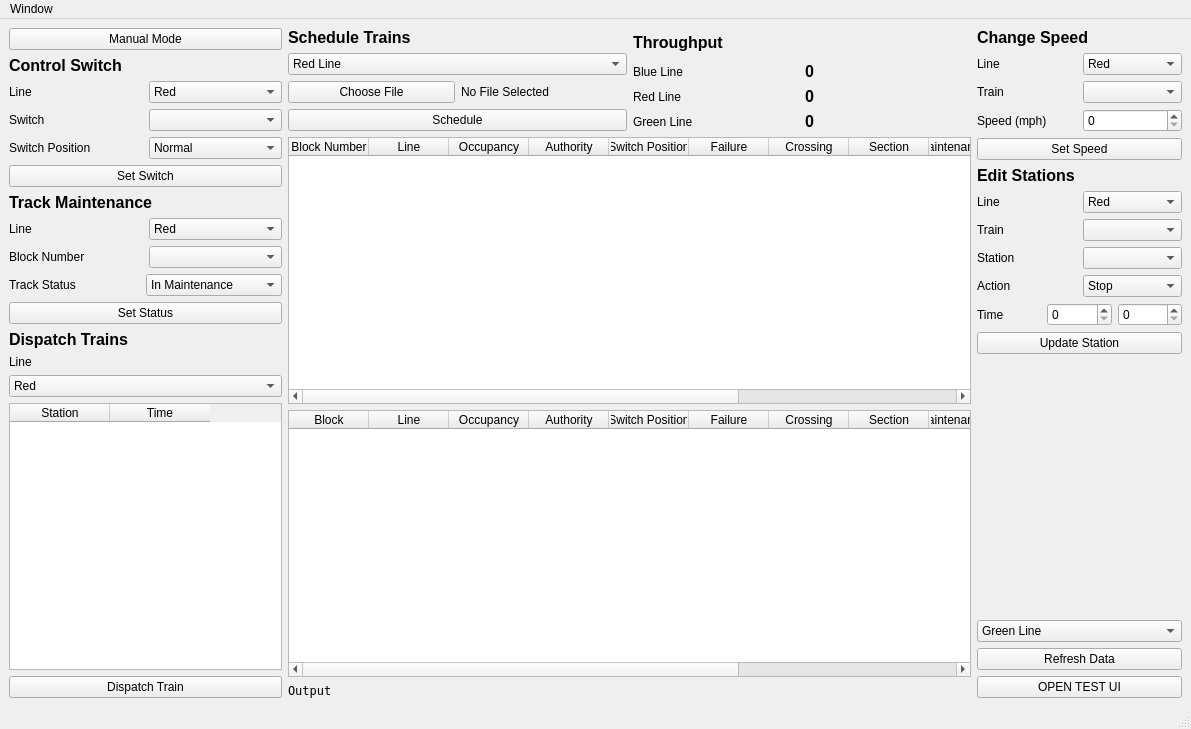
Before: the Qt Designer form CTCOffice/ui/ctcOfficeLayout.ui in ece1140thebteam/train_system_sim, drawn with Qt 5.
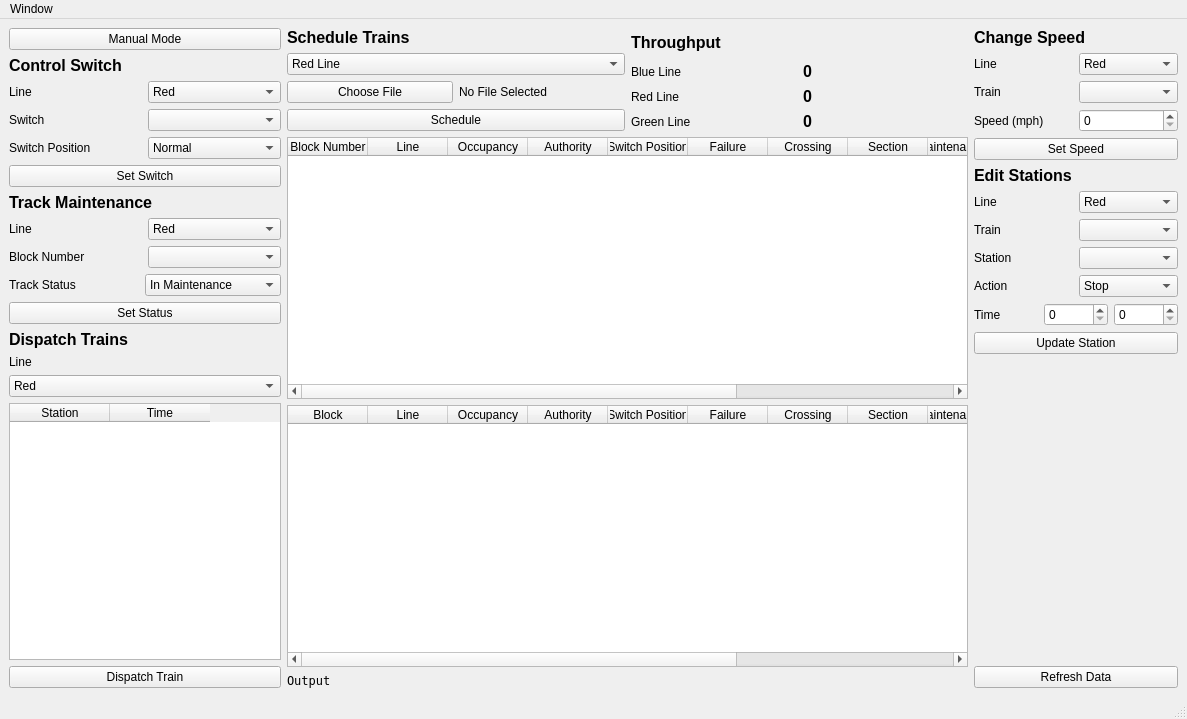
After: the same form once the commit is applied.

The edit to the form file:
```diff
--- a/CTCOffice/ui/ctcOfficeLayout.ui
+++ b/CTCOffice/ui/ctcOfficeLayout.ui
@@ -6,8 +6,8 @@
    <rect>
     <x>0</x>
     <y>0</y>
-    <width>1191</width>
-    <height>729</height>
+    <width>1187</width>
+    <height>719</height>
    </rect>
   </property>
   <property name="windowTitle">
@@ -869,20 +869,6 @@
         </item>
        </layout>
       </item>
-      <item>
-       <widget class="QComboBox" name="comboBox_selectLineGraph">
-        <item>
-         <property name="text">
-          <string>Green Line</string>
-         </property>
-        </item>
-        <item>
-         <property name="text">
-          <string>Blue Line</string>
-         </property>
-        </item>
-       </widget>
-      </item>
       <item>
        <widget class="QPushButton" name="pushButton">
         <property name="text">
@@ -890,13 +876,6 @@
         </property>
        </widget>
       </item>
-      <item>
-       <widget class="QPushButton" name="pushButton_openTestUi">
-        <property name="text">
-         <string>OPEN TEST UI</string>
-        </property>
-       </widget>
-      </item>
      </layout>
     </item>
    </layout>
@@ -906,7 +885,7 @@
     <rect>
      <x>0</x>
      <y>0</y>
-     <width>1191</width>
+     <width>1187</width>
      <height>22</height>
     </rect>
    </property>
```
